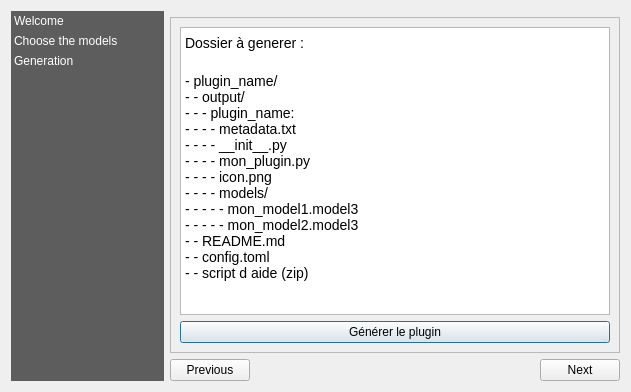
marcu/models2plugin, file models2plugin/gui/main_dlg.ui: the form before one commit.
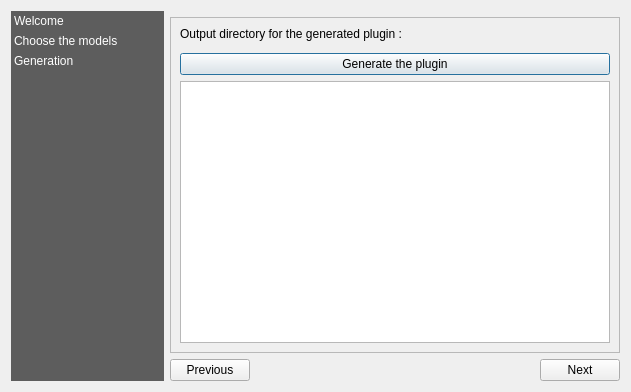
The form after the commit. The open tabs and pages were chosen to show the change. Custom widgets are drawn as their Qt base class.

Commit message: Possible to choose the output direcotry where the plugin will be generated

```diff
--- a/models2plugin/gui/main_dlg.ui
+++ b/models2plugin/gui/main_dlg.ui
@@ -147,7 +147,7 @@
             </sizepolicy>
            </property>
            <property name="currentIndex">
-            <number>0</number>
+            <number>2</number>
            </property>
            <widget class="QWidget" name="page_welcome">
             <property name="sizePolicy">
@@ -247,37 +247,25 @@
             </property>
             <layout class="QVBoxLayout" name="verticalLayout_2">
              <item>
-              <widget class="QTextBrowser" name="textBrowser">
-               <property name="html">
-                <string>&lt;!DOCTYPE HTML PUBLIC &quot;-//W3C//DTD HTML 4.0//EN&quot; &quot;http://www.w3.org/TR/REC-html40/strict.dtd&quot;&gt;
-&lt;html&gt;&lt;head&gt;&lt;meta name=&quot;qrichtext&quot; content=&quot;1&quot; /&gt;&lt;style type=&quot;text/css&quot;&gt;
-p, li { white-space: pre-wrap; }
-&lt;/style&gt;&lt;/head&gt;&lt;body style=&quot; font-family:'Noto Sans'; font-size:9pt; font-weight:400; font-style:normal;&quot;&gt;
-&lt;p style=&quot; margin-top:0px; margin-bottom:0px; margin-left:0px; margin-right:0px; -qt-block-indent:0; text-indent:0px; line-height:19px; background-color:#ffffff;&quot;&gt;&lt;span style=&quot; font-family:'Droid Sans Mono','monospace','monospace'; font-size:14px; color:#000000; background-color:#ffffff;&quot;&gt;Dossier à generer : &lt;/span&gt;&lt;/p&gt;
-&lt;p style=&quot;-qt-paragraph-type:empty; margin-top:0px; margin-bottom:0px; margin-left:0px; margin-right:0px; -qt-block-indent:0; text-indent:0px; line-height:19px; font-family:'Droid Sans Mono','monospace','monospace'; font-size:14px; color:#000000; background-color:#ffffff;&quot;&gt;&lt;br /&gt;&lt;/p&gt;
-&lt;p style=&quot; margin-top:0px; margin-bottom:0px; margin-left:0px; margin-right:0px; -qt-block-indent:0; text-indent:0px; line-height:19px; background-color:#ffffff;&quot;&gt;&lt;span style=&quot; font-family:'Droid Sans Mono','monospace','monospace'; font-size:14px; color:#000000;&quot;&gt;- plugin_name/&lt;/span&gt;&lt;/p&gt;
-&lt;p style=&quot; margin-top:0px; margin-bottom:0px; margin-left:0px; margin-right:0px; -qt-block-indent:0; text-indent:0px;&quot;&gt;&lt;span style=&quot; font-family:'Droid Sans Mono','monospace','monospace'; font-size:14px; color:#000000;&quot;&gt;- - output/ &lt;/span&gt;&lt;/p&gt;
-&lt;p style=&quot; margin-top:0px; margin-bottom:0px; margin-left:0px; margin-right:0px; -qt-block-indent:0; text-indent:0px;&quot;&gt;&lt;span style=&quot; font-family:'Droid Sans Mono','monospace','monospace'; font-size:14px; color:#000000;&quot;&gt;- - - plugin_name:&lt;/span&gt;&lt;/p&gt;
-&lt;p style=&quot; margin-top:0px; margin-bottom:0px; margin-left:0px; margin-right:0px; -qt-block-indent:0; text-indent:0px;&quot;&gt;&lt;span style=&quot; font-family:'Droid Sans Mono','monospace','monospace'; font-size:14px; color:#000000;&quot;&gt;- - - - metadata.txt&lt;/span&gt;&lt;/p&gt;
-&lt;p style=&quot; margin-top:0px; margin-bottom:0px; margin-left:0px; margin-right:0px; -qt-block-indent:0; text-indent:0px;&quot;&gt;&lt;span style=&quot; font-family:'Droid Sans Mono','monospace','monospace'; font-size:14px; color:#000000;&quot;&gt;- - - - __init__.py&lt;/span&gt;&lt;/p&gt;
-&lt;p style=&quot; margin-top:0px; margin-bottom:0px; margin-left:0px; margin-right:0px; -qt-block-indent:0; text-indent:0px;&quot;&gt;&lt;span style=&quot; font-family:'Droid Sans Mono','monospace','monospace'; font-size:14px; color:#000000;&quot;&gt;- - - - mon_plugin.py&lt;/span&gt;&lt;/p&gt;
-&lt;p style=&quot; margin-top:0px; margin-bottom:0px; margin-left:0px; margin-right:0px; -qt-block-indent:0; text-indent:0px;&quot;&gt;&lt;span style=&quot; font-family:'Droid Sans Mono','monospace','monospace'; font-size:14px; color:#000000;&quot;&gt;- - - - icon.png&lt;/span&gt;&lt;/p&gt;
-&lt;p style=&quot; margin-top:0px; margin-bottom:0px; margin-left:0px; margin-right:0px; -qt-block-indent:0; text-indent:0px;&quot;&gt;&lt;span style=&quot; font-family:'Droid Sans Mono','monospace','monospace'; font-size:14px; color:#000000;&quot;&gt;- - - - models/&lt;/span&gt;&lt;/p&gt;
-&lt;p style=&quot; margin-top:0px; margin-bottom:0px; margin-left:0px; margin-right:0px; -qt-block-indent:0; text-indent:0px;&quot;&gt;&lt;span style=&quot; font-family:'Droid Sans Mono','monospace','monospace'; font-size:14px; color:#000000;&quot;&gt;- - - - - mon_model1.model3&lt;/span&gt;&lt;/p&gt;
-&lt;p style=&quot; margin-top:0px; margin-bottom:0px; margin-left:0px; margin-right:0px; -qt-block-indent:0; text-indent:0px;&quot;&gt;&lt;span style=&quot; font-family:'Droid Sans Mono','monospace','monospace'; font-size:14px; color:#000000;&quot;&gt;- - - - - mon_model2.model3&lt;/span&gt;&lt;/p&gt;
-&lt;p style=&quot; margin-top:0px; margin-bottom:0px; margin-left:0px; margin-right:0px; -qt-block-indent:0; text-indent:0px;&quot;&gt;&lt;span style=&quot; font-family:'Droid Sans Mono','monospace','monospace'; font-size:14px; color:#000000;&quot;&gt;- - README.md&lt;/span&gt;&lt;/p&gt;
-&lt;p style=&quot; margin-top:0px; margin-bottom:0px; margin-left:0px; margin-right:0px; -qt-block-indent:0; text-indent:0px;&quot;&gt;&lt;span style=&quot; font-family:'Droid Sans Mono','monospace','monospace'; font-size:14px; color:#000000;&quot;&gt;- - config.toml&lt;/span&gt;&lt;/p&gt;
-&lt;p style=&quot; margin-top:0px; margin-bottom:0px; margin-left:0px; margin-right:0px; -qt-block-indent:0; text-indent:0px;&quot;&gt;&lt;span style=&quot; font-family:'Droid Sans Mono','monospace','monospace'; font-size:14px; color:#000000;&quot;&gt;- - script d aide (zip)&lt;/span&gt;&lt;/p&gt;&lt;/body&gt;&lt;/html&gt;</string>
+              <widget class="QLabel" name="label_8">
+               <property name="text">
+                <string>Output directory for the generated plugin :</string>
                </property>
               </widget>
              </item>
+             <item>
+              <widget class="QgsFileWidget" name="outputDirectoryFileWidget"/>
+             </item>
              <item>
               <widget class="QPushButton" name="generatePushButton">
                <property name="text">
-                <string>Générer le plugin</string>
+                <string>Generate the plugin</string>
                </property>
               </widget>
              </item>
+             <item>
+              <widget class="QTextBrowser" name="informationTextBrowser"/>
+             </item>
             </layout>
            </widget>
           </widget>
@@ -322,6 +310,11 @@
   </layout>
  </widget>
  <customwidgets>
+  <customwidget>
+   <class>QgsFileWidget</class>
+   <extends>QWidget</extends>
+   <header>qgsfilewidget.h</header>
+  </customwidget>
   <customwidget>
    <class>QgsMessageBar</class>
    <extends>QFrame</extends>
```
The commit also changes 3 other files.
